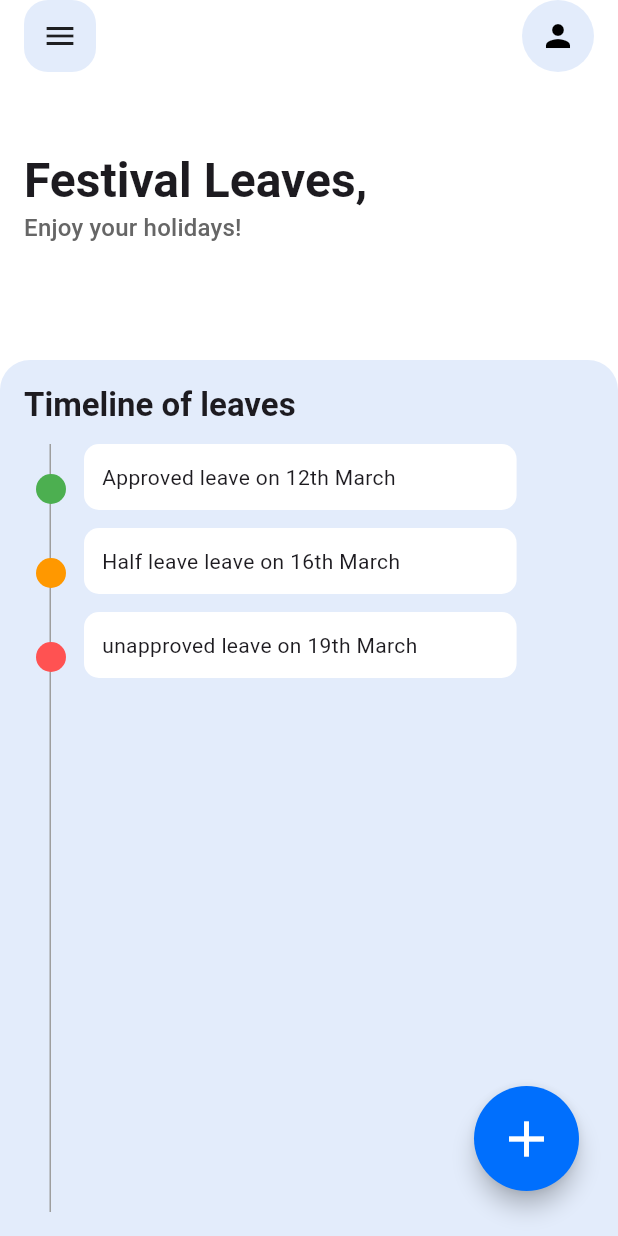
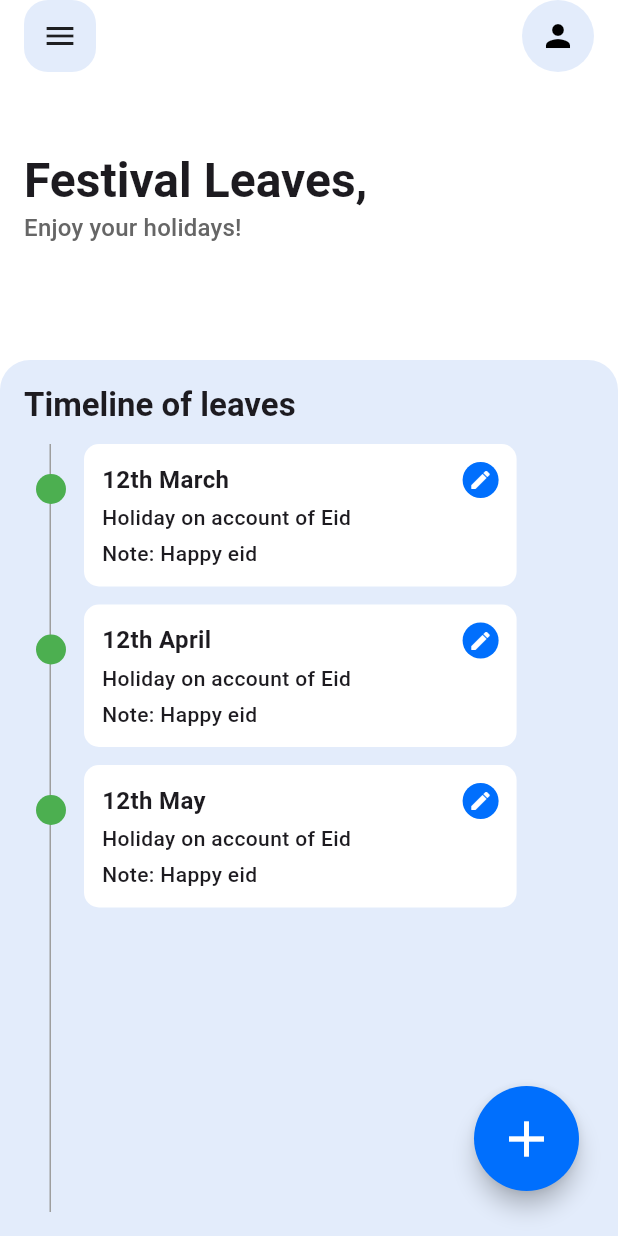
Before and after one commit to abd5294/office-admin, a Flutter app: the EmployeeDetailsScreen screen opened by its route, after a tap on "Check In details", after a tap on "Festival Leaves", on a phone screen of 412 x 824 dp. Run offline on Flutter 3.47's test engine with Material 3 defaults, Android fonts, the phone set to English and light mode, and no system bars; our stand-ins replace go_router; network calls fail.

Commit message:
employee model completed

```diff
--- a/lib/features/employee/model/employee_details_model.dart
+++ b/lib/features/employee/controller/employee_details_controller.dart
@@ -1,6 +1,6 @@
 import 'package:office/shared/models/employee.dart';
 
-class EmployeeDetails {
+class EmployeeDetailsController {
   Employee getEmployeeDetails() {
     return Employee(
       'Abdur Rahman',
--- a/lib/features/employee/model/employee_screen_model.dart
+++ b/lib/features/employee/controller/employee_screen_controller.dart
@@ -1,6 +1,6 @@
 import 'package:office/shared/models/employee.dart';
 
-class EmployeeModel {
+class EmployeeModelController {
   List<Employee> getEmployees() {
     return [Employee('Abdur Rahman', 53), Employee('Sathak hussam', 34)];
   }
--- /dev/null
+++ b/lib/features/employee/controller/employee_timeline_controller.dart
@@ -0,0 +1,11 @@
+import 'package:office/shared/models/leave_timeline_model.dart';
+
+class EmployeeTimeLineController {
+  List<LeaveTimeLineModel> getEmployeeTimeLine() {
+    return [
+      LeaveTimeLineModel(date: '12th March', type: 'Approved'),
+      LeaveTimeLineModel(date: '16th March', type: 'Half leave'),
+      LeaveTimeLineModel(date: '19th March', type: 'Unapproved'),
+    ];
+  }
+}
--- a/lib/features/employee/model/employee_timeline_model.dart
+++ /dev/null
@@ -1,16 +0,0 @@
-class EmployeeTimeLine {
-  final String type;
-  final String date;
-
-  EmployeeTimeLine(this.type, this.date);
-}
-
-class EmployeeTimeLineModel {
-  List getEmployeeTimeLine() {
-    return [
-      EmployeeTimeLine('Approved', '12th March'),
-      EmployeeTimeLine('Half leave', '16th March'),
-      EmployeeTimeLine('unapproved', '19th March'),
-    ];
-  }
-}
--- a/lib/features/employee/view/pages/employee_details_screen.dart
+++ b/lib/features/employee/view/pages/employee_details_screen.dart
@@ -3,9 +3,10 @@ import 'package:flutter_staggered_grid_view/flutter_staggered_grid_view.dart';
 import 'package:go_router/go_router.dart';
 import 'package:office/core/themes/app_color.dart';
 import 'package:office/features/checkin/view/pages/check_in_list_screen.dart';
-import 'package:office/features/employee/model/employee_details_model.dart';
+import 'package:office/features/employee/controller/employee_details_controller.dart';
+import 'package:office/features/employee/controller/employee_timeline_controller.dart';
 import 'package:office/features/employee/view/widget/employee_card.dart';
-import 'package:office/features/employee/view/widget/leave_timeline.dart';
+import 'package:office/features/employee/view/widget/leave_timeline_list.dart';
 import 'package:office/features/home/view/pages/home_screen.dart';
 import 'package:office/shared/models/employee.dart';
 import 'package:office/shared/widgets/custom_app_bar.dart';
@@ -19,7 +20,8 @@ class EmployeeDetailsScreen extends StatelessWidget {
 
   @override
   Widget build(BuildContext context) {
-    final employeeModel = EmployeeDetails().getEmployeeDetails();
+    final employeeModel = EmployeeDetailsController().getEmployeeDetails();
+    final leaveTimeline = EmployeeTimeLineController().getEmployeeTimeLine();
     return Container(
       color: Colors.white,
       child: SafeArea(
@@ -86,7 +88,7 @@ class EmployeeDetailsScreen extends StatelessWidget {
                           crossAxisCellCount: 1,
                           mainAxisExtent: 120,
                           child: EmployeeLeaveCard(
-                            type: 'approved',
+                            type: 'Approved',
                             count: employeeModel.approvedLeave ?? 3,
                             totalCount: employeeModel.totalLeaves ?? 3,
                           ),
@@ -134,7 +136,7 @@ class EmployeeDetailsScreen extends StatelessWidget {
                       ),
                     ),
                     SizedBox(height: 8),
-                    LeaveTimeline(),
+                    LeaveTimeLineList(timeLine: leaveTimeline),
                   ],
                 ),
               ),
--- a/lib/features/employee/view/pages/employee_screen.dart
+++ b/lib/features/employee/view/pages/employee_screen.dart
@@ -1,6 +1,6 @@
 import 'package:flutter/material.dart';
 import 'package:office/core/themes/app_color.dart';
-import 'package:office/features/employee/model/employee_screen_model.dart';
+import 'package:office/features/employee/controller/employee_screen_controller.dart';
 import 'package:office/shared/widgets/custom_app_bar.dart';
 import 'package:office/shared/widgets/custom_bottom_sheet.dart';
 import 'package:office/shared/widgets/expandable_tile.dart';
@@ -12,7 +12,7 @@ class EmployeeScreen extends StatelessWidget {
 
   @override
   Widget build(BuildContext context) {
-    EmployeeModel employeeModel = EmployeeModel();
+    EmployeeModelController employeeModel = EmployeeModelController();
     List employees = employeeModel.getEmployees();
 
     return Container(
--- a/lib/features/employee/view/widget/leave_timeline_item.dart
+++ b/lib/features/employee/view/widget/leave_timeline_item.dart
@@ -34,8 +34,8 @@ class LeaveTimelineItem extends StatelessWidget {
                       : type == 'Approved'
                       ? Colors.green
                       : type == 'Half leave'
-                      ? Colors.orange
-                      : Colors.redAccent,
+                      ? Colors.yellowAccent
+                      : Colors.red,
             ),
           ),
           SizedBox(width: 12),
@@ -68,7 +68,7 @@ class LeaveTimelineItem extends StatelessWidget {
                             ),
                             SizedBox(height: 4),
                             Text(
-                              note,
+                              'Note: $note',
                               style: TextStyle(fontWeight: FontWeight.w500),
                             ),
                           ],
--- a/lib/features/employee/view/widget/leave_timeline.dart
+++ b/lib/features/employee/view/widget/leave_timeline_list.dart
@@ -1,15 +1,19 @@
 import 'package:flutter/material.dart';
-import 'package:office/features/employee/model/employee_timeline_model.dart';
 import 'package:office/features/employee/view/widget/leave_timeline_item.dart';
+import 'package:office/shared/models/leave_timeline_model.dart';
 
-class LeaveTimeline extends StatelessWidget {
+class LeaveTimeLineList extends StatelessWidget {
   final bool isFestival;
+  final List<LeaveTimeLineModel> timeLine;
 
-  const LeaveTimeline({super.key, this.isFestival = false});
+  const LeaveTimeLineList({
+    super.key,
+    this.isFestival = false,
+    required this.timeLine,
+  });
 
   @override
   Widget build(BuildContext context) {
-    final leaveTimelineModel = EmployeeTimeLineModel().getEmployeeTimeLine();
     return Stack(
       children: [
         Positioned(
@@ -24,11 +28,14 @@ class LeaveTimeline extends StatelessWidget {
           shrinkWrap: true,
           itemBuilder:
               (context, index) => LeaveTimelineItem(
-                date: leaveTimelineModel[index].date,
-                type: leaveTimelineModel[index].type,
+                date: timeLine[index].date,
+                type: timeLine[index].type ?? '',
+                isFestival: isFestival,
+                note: timeLine[index].note ?? '',
+                message: timeLine[index].message ?? '',
               ),
           separatorBuilder: (context, index) => SizedBox(height: 12),
-          itemCount: leaveTimelineModel.length,
+          itemCount: timeLine.length,
         ),
       ],
     );
--- /dev/null
+++ b/lib/features/festival/controller/festival_leave_contorller.dart
@@ -0,0 +1,23 @@
+import 'package:office/shared/models/leave_timeline_model.dart';
+
+class FestivalLeaveController {
+  List<LeaveTimeLineModel> getFestivalLeaves() {
+    return [
+      LeaveTimeLineModel(
+        date: '12th March',
+        message: 'Holiday on account of Eid',
+        note: 'Happy eid',
+      ),
+      LeaveTimeLineModel(
+        date: '12th April',
+        message: 'Holiday on account of Eid',
+        note: 'Happy eid',
+      ),
+      LeaveTimeLineModel(
+        date: '12th May',
+        message: 'Holiday on account of Eid',
+        note: 'Happy eid',
+      ),
+    ];
+  }
+}
--- a/lib/features/festival/view/pages/festival_leaves_screen.dart
+++ b/lib/features/festival/view/pages/festival_leaves_screen.dart
@@ -1,8 +1,10 @@
 import 'package:flutter/material.dart';
 import 'package:go_router/go_router.dart';
 import 'package:office/core/themes/app_color.dart';
-import 'package:office/features/employee/view/widget/leave_timeline.dart';
+import 'package:office/features/employee/view/widget/leave_timeline_list.dart';
+import 'package:office/features/festival/controller/festival_leave_contorller.dart';
 import 'package:office/features/festival/view/pages/create_festival_screen.dart';
+import 'package:office/shared/models/leave_timeline_model.dart';
 import 'package:office/shared/widgets/custom_app_bar.dart';
 import 'package:office/shared/widgets/custom_bottom_sheet.dart';
 
@@ -13,6 +15,8 @@ class FestivalLeavesScreen extends StatelessWidget {
 
   @override
   Widget build(BuildContext context) {
+    final List<LeaveTimeLineModel> festivalTimeLine =
+        FestivalLeaveController().getFestivalLeaves();
     return Container(
       color: Colors.white,
       child: SafeArea(
@@ -78,7 +82,9 @@ class FestivalLeavesScreen extends StatelessWidget {
                   ),
                   SizedBox(height: 12),
 
-                  Expanded(child: LeaveTimeline(isFestival: true)),
+                  Expanded(
+                    child: LeaveTimeLineList(isFestival: true, timeLine: festivalTimeLine),
+                  ),
                 ],
               ),
             ),
--- /dev/null
+++ b/lib/shared/models/leave_timeline_model.dart
@@ -0,0 +1,8 @@
+class LeaveTimeLineModel {
+  final String date;
+  final String? type;
+  final String? message;
+  final String? note;
+
+  LeaveTimeLineModel({required this.date, this.type, this.message, this.note});
+}
```
